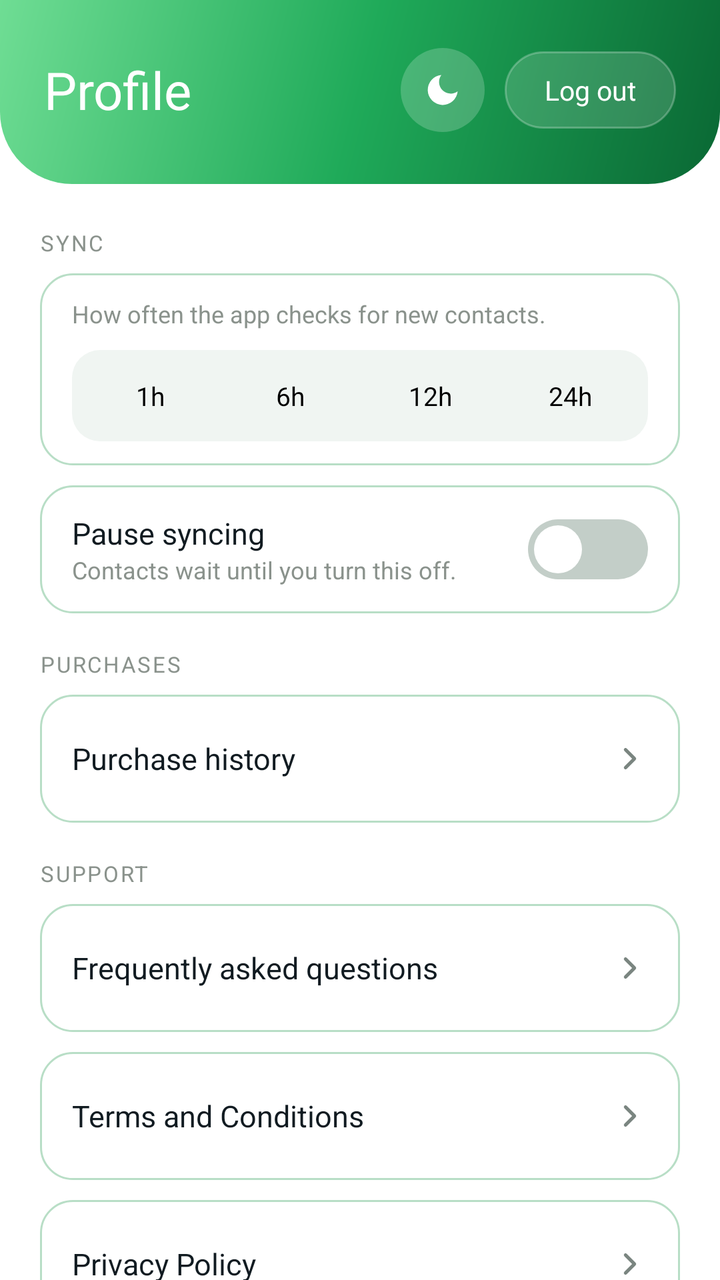
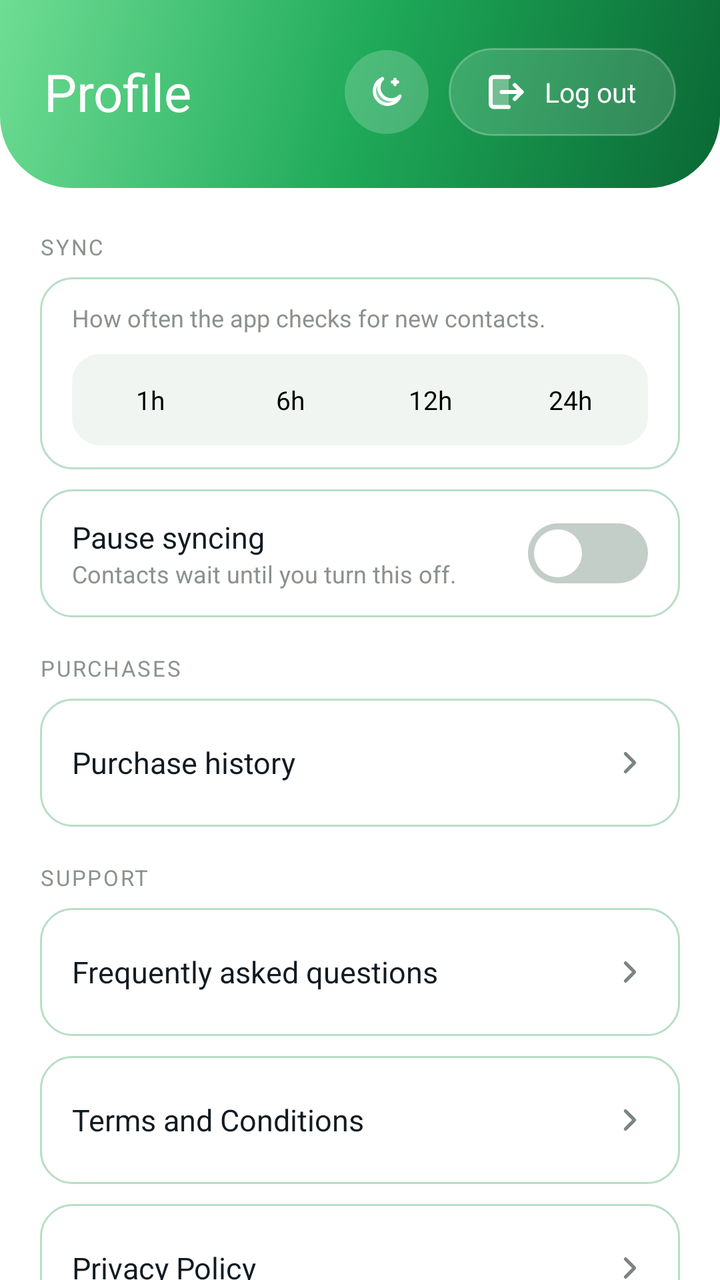

Before-and-after screenshots of an Android layout around one commit, followed by the original layout XML and the change that was made.
<!-- AndroidManifest.xml: application theme Theme.ViewGrow.Starting -->
<!-- res/layout/fragment_profile.xml -->
<?xml version="1.0" encoding="utf-8"?>
<LinearLayout xmlns:android="http://schemas.android.com/apk/res/android"
    xmlns:app="http://schemas.android.com/apk/res-auto"
    android:layout_width="match_parent"
    android:layout_height="match_parent"
    android:background="@color/surface"
    android:orientation="vertical">

    
    <LinearLayout
        android:id="@+id/hero"
        android:layout_width="match_parent"
        android:layout_height="wrap_content"
        android:background="@drawable/bg_hero"
        android:gravity="center_vertical"
        android:orientation="horizontal"
        android:paddingStart="22dp"
        android:paddingTop="24dp"
        android:paddingEnd="22dp"
        android:paddingBottom="26dp">
        <TextView
            android:layout_width="0dp"
            android:layout_height="wrap_content"
            android:layout_weight="1"
            android:tag="extrabold"
            android:text="Profile"
            android:textColor="@color/white"
            android:textSize="26sp" />
        <ImageView
            android:id="@+id/profile_theme_btn"
            android:layout_width="42dp"
            android:layout_height="42dp"
            android:layout_marginEnd="10dp"
            android:background="@drawable/bg_icon_circle"
            android:clickable="true"
            android:contentDescription="Switch between light and dark"
            android:focusable="true"
            android:padding="11dp"
            android:src="@drawable/ic_moon" />
        <TextView
            android:id="@+id/btn_logout"
            android:layout_width="wrap_content"
            android:layout_height="wrap_content"
            android:background="@drawable/bg_badge_glass"
            android:clickable="true"
            android:focusable="true"
            android:gravity="center"
            android:paddingStart="20dp"
            android:paddingTop="10dp"
            android:paddingEnd="20dp"
            android:paddingBottom="10dp"
            android:tag="bold"
            android:text="Log out"
            android:textColor="@color/white"
            android:textSize="13.5sp" />
    </LinearLayout>

    <ScrollView
        android:layout_width="match_parent"
        android:layout_height="0dp"
        android:layout_weight="1"
        android:clipToPadding="false"
        android:paddingBottom="90dp"
        android:scrollbars="none">

        
        <LinearLayout
            android:layout_width="match_parent"
            android:layout_height="wrap_content"
            android:orientation="vertical"
            android:paddingStart="20dp"
            android:paddingTop="22dp"
            android:paddingEnd="20dp"
            android:paddingBottom="20dp">

            <TextView style="@style/SectionLabel" android:layout_marginTop="0dp" android:text="SYNC" />

            
            <LinearLayout
                android:id="@+id/row_interval"
                style="@style/SettingRow"
                android:orientation="vertical"
                android:gravity="start">
                <TextView style="@style/SettingSub" android:text="How often the app checks for new contacts." />
                <LinearLayout
                    android:layout_width="match_parent"
                    android:layout_height="wrap_content"
                    android:layout_marginTop="10dp"
                    android:background="@drawable/bg_seg_track"
                    android:orientation="horizontal"
                    android:padding="4dp">
                    <TextView
                        android:id="@+id/seg_1"
                        android:layout_width="0dp"
                        android:layout_height="wrap_content"
                        android:layout_weight="1"
                        android:gravity="center"
                        android:paddingTop="10dp"
                        android:paddingBottom="10dp"
                        android:tag="semibold"
                        android:text="1h"
                        android:textSize="13sp" />
                    <TextView
                        android:id="@+id/seg_6"
                        android:layout_width="0dp"
                        android:layout_height="wrap_content"
                        android:layout_weight="1"
                        android:gravity="center"
                        android:paddingTop="10dp"
                        android:paddingBottom="10dp"
                        android:tag="semibold"
                        android:text="6h"
                        android:textSize="13sp" />
                    <TextView
                        android:id="@+id/seg_12"
                        android:layout_width="0dp"
                        android:layout_height="wrap_content"
                        android:layout_weight="1"
                        android:gravity="center"
                        android:paddingTop="10dp"
                        android:paddingBottom="10dp"
                        android:tag="semibold"
                        android:text="12h"
                        android:textSize="13sp" />
                    <TextView
                        android:id="@+id/seg_24"
                        android:layout_width="0dp"
                        android:layout_height="wrap_content"
                        android:layout_weight="1"
                        android:gravity="center"
                        android:paddingTop="10dp"
                        android:paddingBottom="10dp"
                        android:tag="semibold"
                        android:text="24h"
                        android:textSize="13sp" />
                </LinearLayout>
            </LinearLayout>

            <LinearLayout style="@style/SettingRow">
                <LinearLayout
                    android:layout_width="0dp"
                    android:layout_height="wrap_content"
                    android:layout_weight="1"
                    android:orientation="vertical">
                    <TextView style="@style/SettingTitle" android:text="Pause syncing" />
                    <TextView style="@style/SettingSub" android:text="Contacts wait until you turn this off." />
                </LinearLayout>
                <androidx.appcompat.widget.SwitchCompat
                    android:id="@+id/sw_pause"
                    style="@style/SettingSwitch" />
            </LinearLayout>


            <TextView style="@style/SectionLabel" android:text="PURCHASES" />

            <LinearLayout
                android:id="@+id/row_purchases"
                style="@style/SettingRow"
                android:clickable="true"
                android:focusable="true">
                <TextView style="@style/SettingTitle" android:layout_width="0dp" android:layout_weight="1" android:text="Purchase history" />
                <ImageView
                    android:layout_width="18dp"
                    android:layout_height="18dp"
                    android:contentDescription="@null"
                    android:src="@drawable/ic_chevron_right" />
            </LinearLayout>

            <TextView style="@style/SectionLabel" android:text="SUPPORT" />

            <LinearLayout
                android:id="@+id/row_help"
                style="@style/SettingRow"
                android:clickable="true"
                android:focusable="true">
                <TextView style="@style/SettingTitle" android:layout_width="0dp" android:layout_weight="1" android:text="Frequently asked questions" />
                <ImageView
                    android:layout_width="18dp"
                    android:layout_height="18dp"
                    android:contentDescription="@null"
                    android:src="@drawable/ic_chevron_right" />
            </LinearLayout>

            <LinearLayout
                android:id="@+id/row_terms"
                style="@style/SettingRow"
                android:clickable="true"
                android:focusable="true">
                <TextView style="@style/SettingTitle" android:layout_width="0dp" android:layout_weight="1" android:text="Terms and Conditions" />
                <ImageView
                    android:layout_width="18dp"
                    android:layout_height="18dp"
                    android:contentDescription="@null"
                    android:src="@drawable/ic_chevron_right" />
            </LinearLayout>

            <LinearLayout
                android:id="@+id/row_privacy"
                style="@style/SettingRow"
                android:clickable="true"
                android:focusable="true">
                <TextView style="@style/SettingTitle" android:layout_width="0dp" android:layout_weight="1" android:text="Privacy Policy" />
                <ImageView
                    android:layout_width="18dp"
                    android:layout_height="18dp"
                    android:contentDescription="@null"
                    android:src="@drawable/ic_chevron_right" />
            </LinearLayout>

            <LinearLayout
                android:id="@+id/row_delete_account"
                style="@style/SettingRow"
                android:clickable="true"
                android:focusable="true">
                <TextView style="@style/SettingTitle" android:layout_width="0dp" android:layout_weight="1" android:text="Delete my account" />
                <ImageView
                    android:layout_width="18dp"
                    android:layout_height="18dp"
                    android:contentDescription="@null"
                    android:src="@drawable/ic_chevron_right" />
            </LinearLayout>

            
            <TextView
                android:id="@+id/btn_delete"
                android:layout_width="match_parent"
                android:layout_height="wrap_content"
                android:layout_marginTop="8dp"
                android:background="@drawable/bg_delete"
                android:clickable="true"
                android:focusable="true"
                android:gravity="center"
                android:paddingTop="15dp"
                android:paddingBottom="15dp"
                android:tag="bold"
                android:text="Delete My Contacts"
                android:textColor="@color/red_dark"
                android:textSize="13.5sp" />


            <TextView
                android:id="@+id/version"
                android:layout_width="match_parent"
                android:layout_height="wrap_content"
                android:layout_marginTop="16dp"
                android:gravity="center"
                android:textColor="@color/muted"
                android:textSize="12sp" />
        </LinearLayout>
    </ScrollView>
</LinearLayout>
<!-- resources referenced by this layout -->
<resources>
  <color name="muted">#8A928C</color>
  <color name="red_dark">#B3413D</color>
  <color name="surface">#FFFFFF</color>
  <color name="white">#FFFFFF</color>
  <!-- drawable bg_icon_circle (drawable) -->
  <?xml version="1.0" encoding="utf-8"?>
  <shape xmlns:android="http://schemas.android.com/apk/res/android"
      android:shape="oval">
      <solid android:color="#33FFFFFF" />
  </shape>
  <!-- drawable bg_seg_track (drawable) -->
  <?xml version="1.0" encoding="utf-8"?>
  <shape xmlns:android="http://schemas.android.com/apk/res/android" android:shape="rectangle">
      <solid android:color="@color/seg_track" />
      <corners android:radius="14dp" />
  </shape>
  <!-- drawable ic_moon (drawable) -->
  <?xml version="1.0" encoding="utf-8"?>
  <vector xmlns:android="http://schemas.android.com/apk/res/android"
      android:width="24dp" android:height="24dp"
      android:viewportWidth="24" android:viewportHeight="24">
      <path android:fillColor="#FFFFFF" android:pathData="M21,12.79A9,9 0 1,1 11.21,3A7,7 0 0,0 21,12.79z" />
  </vector>
  <style name="SettingSub">
          <item name="android:layout_width">wrap_content</item>
          <item name="android:layout_height">wrap_content</item>
          <item name="android:textColor">@color/muted</item>
          <item name="android:textSize">12sp</item>
      </style>
  <style name="Theme.ViewGrow.Starting" parent="Theme.SplashScreen">
          <item name="windowSplashScreenBackground">@color/splash_bg</item>
          <item name="windowSplashScreenAnimatedIcon">@drawable/splash_icon</item>
          <item name="postSplashScreenTheme">@style/Theme.ViewGrow</item>
      </style>
  <color name="red_bg">#FBEAE9</color>
  <color name="green">#1FAA59</color>
  <color name="welcome_hero_end">#0A6834</color>
  <color name="welcome_hero_start">#6FDD94</color>
  <color name="seg_track">#F0F5F2</color>
  <color name="text2">#7A8580</color>
  <!-- drawable switch_track_shape (drawable) -->
  <?xml version="1.0" encoding="utf-8"?>
  <shape xmlns:android="http://schemas.android.com/apk/res/android" android:shape="rectangle">
      <size android:width="52dp" android:height="30dp" />
      <corners android:radius="15dp" />
      <solid android:color="#FFFFFFFF" />
  </shape>
  <color name="dark">#111B21</color>
  <color name="splash_bg">#111B21</color>
  <color name="border">#B8DEC6</color>
  <color name="green_dark">#158245</color>
  <!-- unchanged entries left out for length: 12 -->
</resources>

<!-- the commit's change to res/layout/fragment_profile.xml (unified diff, before → after) -->
@@ -44,8 +44,10 @@
             android:background="@drawable/bg_badge_glass"
             android:clickable="true"
             android:focusable="true"
+            android:drawablePadding="8dp"
+            android:drawableStart="@drawable/ic_logout"
             android:gravity="center"
-            android:paddingStart="20dp"
+            android:paddingStart="16dp"
             android:paddingTop="10dp"
             android:paddingEnd="20dp"
             android:paddingBottom="10dp"
<!-- resource entries referenced after the edit -->
@@ -16,12 +16,24 @@
       <solid android:color="@color/seg_track" />
       <corners android:radius="14dp" />
   </shape>
+  <!-- drawable ic_logout (drawable) -->
+  <?xml version="1.0" encoding="utf-8"?>
+  <vector xmlns:android="http://schemas.android.com/apk/res/android"
+      android:width="24dp" android:height="24dp"
+      android:viewportWidth="24" android:viewportHeight="24">
+      <path android:fillColor="#FFFFFFFF" android:fillAlpha="0.3" android:pathData="M14,4.5 H6.5 A1.5,1.5 0 0 0 5,6 v12 a1.5,1.5 0 0 0 1.5,1.5 H14 Z" />
+      <path android:fillColor="#00000000" android:strokeColor="#FFFFFFFF" android:strokeWidth="2" android:strokeLineCap="round" android:strokeLineJoin="round" android:pathData="M14,4.5 H6.5 A1.5,1.5 0 0 0 5,6 v12 a1.5,1.5 0 0 0 1.5,1.5 H14" />
+      <path android:fillColor="#00000000" android:strokeColor="#FFFFFFFF" android:strokeWidth="2" android:strokeLineCap="round" android:strokeLineJoin="round" android:pathData="M10.5,12 h10" />
+      <path android:fillColor="#00000000" android:strokeColor="#FFFFFFFF" android:strokeWidth="2" android:strokeLineCap="round" android:strokeLineJoin="round" android:pathData="M17,8.5 l3.5,3.5 -3.5,3.5" />
+  </vector>
   <!-- drawable ic_moon (drawable) -->
   <?xml version="1.0" encoding="utf-8"?>
   <vector xmlns:android="http://schemas.android.com/apk/res/android"
       android:width="24dp" android:height="24dp"
       android:viewportWidth="24" android:viewportHeight="24">
-      <path android:fillColor="#FFFFFF" android:pathData="M21,12.79A9,9 0 1,1 11.21,3A7,7 0 0,0 21,12.79z" />
+      <path android:fillColor="#FFFFFFFF" android:fillAlpha="0.3" android:pathData="M20,14.5 A8,8 0 1 1 9.5,4 A6.5,6.5 0 0 0 20,14.5 Z" />
+      <path android:fillColor="#00000000" android:strokeColor="#FFFFFFFF" android:strokeWidth="2" android:strokeLineCap="round" android:strokeLineJoin="round" android:pathData="M20,14.5 A8,8 0 1 1 9.5,4 A6.5,6.5 0 0 0 20,14.5 Z" />
+      <path android:fillColor="#00000000" android:strokeColor="#FFFFFFFF" android:strokeWidth="2" android:strokeLineCap="round" android:strokeLineJoin="round" android:pathData="M17,4.5 v3 M15.5,6 h3" />
   </vector>
   <style name="SettingSub">
           <item name="android:layout_width">wrap_content</item>
